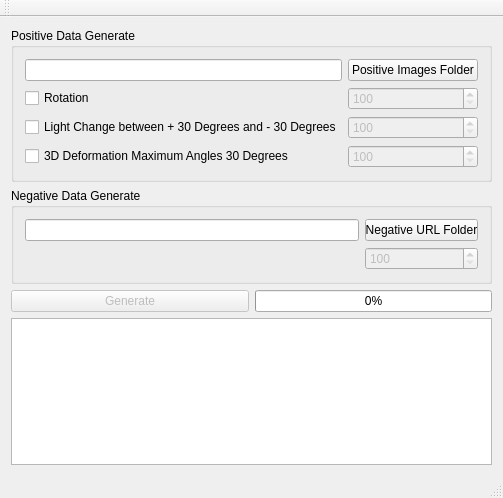
Before: the Qt Designer form CascadeDataCollection/mainwindow.ui in Chia-ChunHsu/CascadeDataCollection, drawn with Qt 5.
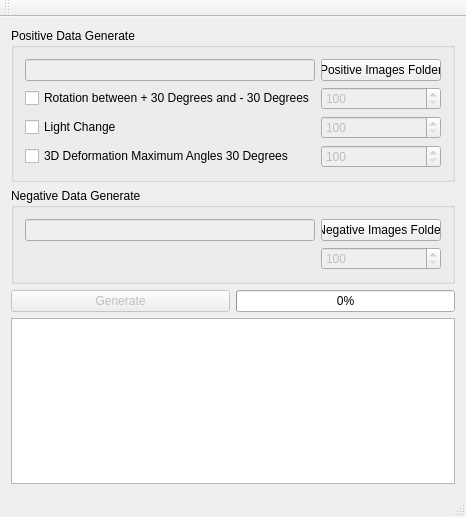
After: the same form once the commit is applied.

Patch:
```diff
--- a/CascadeDataCollection/mainwindow.ui
+++ b/CascadeDataCollection/mainwindow.ui
@@ -7,7 +7,7 @@
     <x>0</x>
     <y>0</y>
     <width>450</width>
-    <height>498</height>
+    <height>517</height>
    </rect>
   </property>
   <property name="sizePolicy">
@@ -51,10 +51,20 @@
       </property>
       <layout class="QGridLayout" name="gridLayout_3">
        <item row="0" column="0">
-        <widget class="QLineEdit" name="PositiveLineEdit"/>
+        <widget class="QLineEdit" name="PositiveLineEdit">
+         <property name="enabled">
+          <bool>false</bool>
+         </property>
+        </widget>
        </item>
        <item row="0" column="1">
         <widget class="QPushButton" name="PositiveLoadButton">
+         <property name="minimumSize">
+          <size>
+           <width>120</width>
+           <height>0</height>
+          </size>
+         </property>
          <property name="text">
           <string>Positive Images Folder</string>
          </property>
@@ -63,14 +73,14 @@
        <item row="1" column="0">
         <widget class="QCheckBox" name="checkBox_Rotation">
          <property name="text">
-          <string>Rotation</string>
+          <string>Rotation between + 30 Degrees and - 30 Degrees</string>
          </property>
         </widget>
        </item>
        <item row="2" column="0">
         <widget class="QCheckBox" name="checkBox_Light">
          <property name="text">
-          <string>Light Change between + 30 Degrees and - 30 Degrees</string>
+          <string>Light Change</string>
          </property>
         </widget>
        </item>
@@ -90,7 +100,7 @@
           <number>100</number>
          </property>
          <property name="maximum">
-          <number>1000</number>
+          <number>100000</number>
          </property>
         </widget>
        </item>
@@ -103,7 +113,7 @@
           <number>100</number>
          </property>
          <property name="maximum">
-          <number>1000</number>
+          <number>100000</number>
          </property>
         </widget>
        </item>
@@ -116,7 +126,7 @@
           <number>100</number>
          </property>
          <property name="maximum">
-          <number>1000</number>
+          <number>100000</number>
          </property>
         </widget>
        </item>
@@ -130,18 +140,28 @@
       </property>
       <layout class="QGridLayout" name="gridLayout_2">
        <item row="0" column="0" colspan="2">
-        <widget class="QLineEdit" name="NegativeLineEdit"/>
+        <widget class="QLineEdit" name="NegativeLineEdit">
+         <property name="enabled">
+          <bool>false</bool>
+         </property>
+        </widget>
        </item>
        <item row="0" column="2">
         <widget class="QPushButton" name="NegativeLoadButton">
+         <property name="sizePolicy">
+          <sizepolicy hsizetype="MinimumExpanding" vsizetype="Fixed">
+           <horstretch>0</horstretch>
+           <verstretch>0</verstretch>
+          </sizepolicy>
+         </property>
          <property name="maximumSize">
           <size>
-           <width>113</width>
+           <width>120</width>
            <height>16777215</height>
           </size>
          </property>
          <property name="text">
-          <string>Negative URL Folder</string>
+          <string>Negative Images Folder</string>
          </property>
         </widget>
        </item>
@@ -154,7 +174,7 @@
           <number>100</number>
          </property>
          <property name="maximum">
-          <number>1000</number>
+          <number>500000</number>
          </property>
         </widget>
        </item>
```
